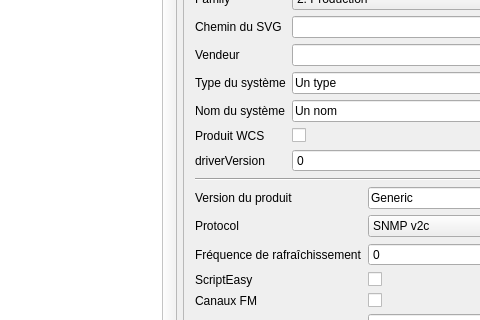
Before: the Qt Designer form mainwindow.ui in BriceDucardonnoy/EasyWcmDriverCreator, drawn with Qt 5; both pictures show x 534 to 1014 and y 127 to 447 of the 1148 by 900 pixel window.
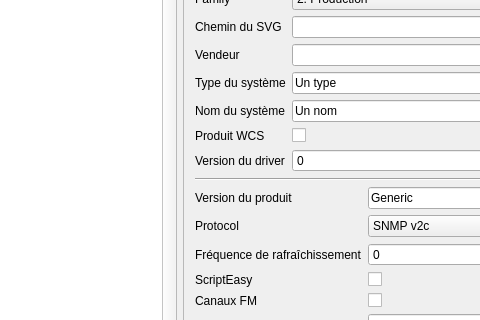
After: the same form once the commit is applied. Icons and pictures are not drawn.

Diff of the .ui file:
```diff
--- a/mainwindow.ui
+++ b/mainwindow.ui
@@ -74,7 +74,7 @@
        <property name="geometry">
         <rect>
          <x>0</x>
-         <y>-280</y>
+         <y>-40</y>
          <width>443</width>
          <height>1170</height>
         </rect>
@@ -246,7 +246,7 @@
           <item row="8" column="0">
            <widget class="QLabel" name="driverVersionLabel">
             <property name="text">
-             <string>driverVersion</string>
+             <string>Version du driver</string>
             </property>
            </widget>
           </item>
```
Left out of the diff: 2 changed lines with no effect on the pictures.
